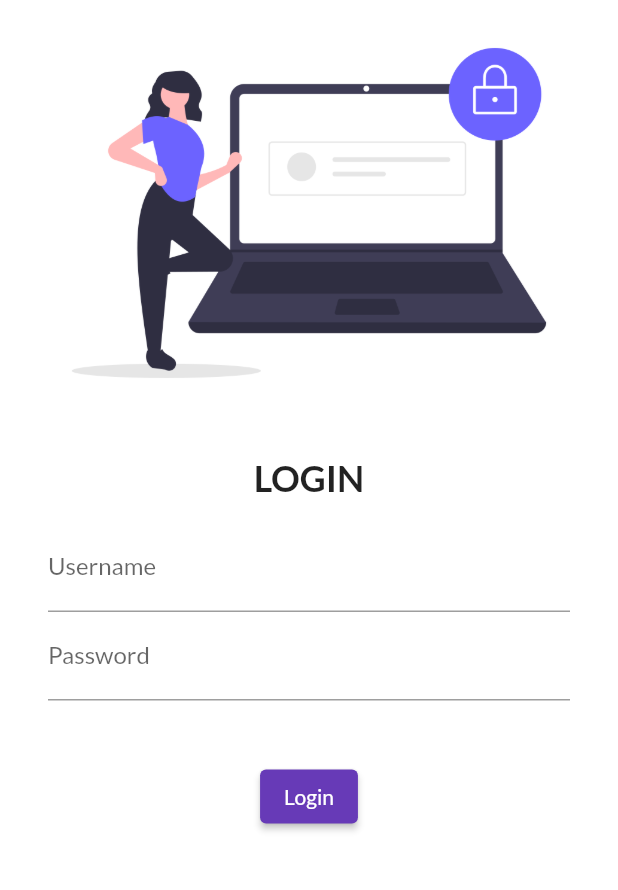
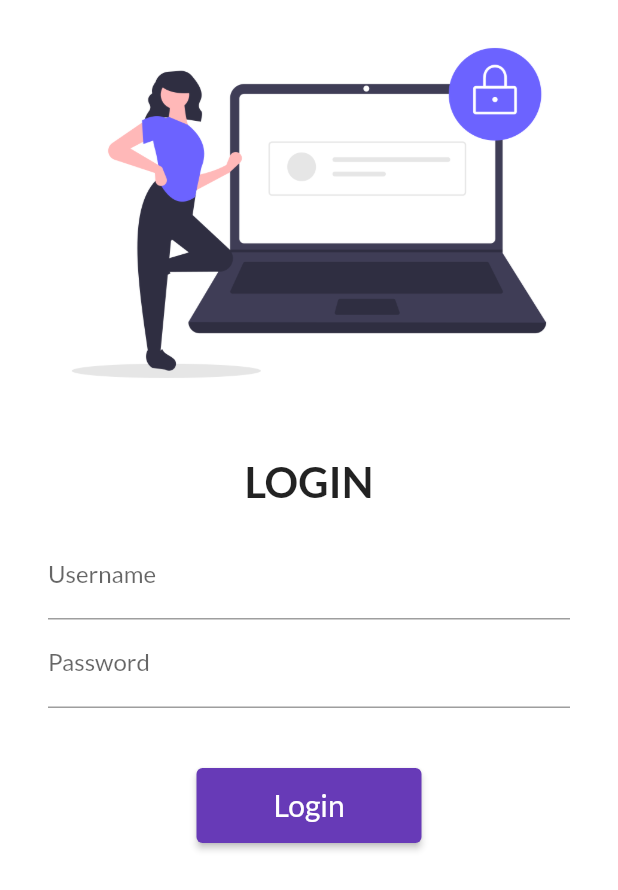
Before and after one commit to punityadav2512/30-Days-of-Flutter, a Flutter app: the screen it shows after launch, on a phone screen of 412 x 824 dp. Shown: the top 890 px of the screen. Run offline on Flutter 3.47's test engine with Material 2 defaults, Android fonts, the phone set to English and light mode, and no system bars; our stand-ins replace google_fonts.

Commit message:
day 5 completed

```diff
--- a/lib/main.dart
+++ b/lib/main.dart
@@ -1,6 +1,7 @@
 import 'package:flutter/material.dart';
 import 'package:flutter_catalog/pages/home_page.dart';
 import 'package:flutter_catalog/pages/login_page.dart';
+import 'package:flutter_catalog/utils/routes.dart';
 import 'package:google_fonts/google_fonts.dart';
 
 void main() {
@@ -26,8 +27,8 @@ class MyApp extends StatelessWidget {
       initialRoute: '/',
       routes: {
         "/": (context) => LoginPage(),
-        "/home": (context) => HomePage(),
-        "/login": (context) => LoginPage(),
+        MyRoutes.homeRoute: (context) => HomePage(),
+        MyRoutes.loginRoute: (context) => LoginPage(),
       },
     );
   }
--- a/lib/pages/login_page.dart
+++ b/lib/pages/login_page.dart
@@ -1,4 +1,5 @@
 import 'package:flutter/material.dart';
+import 'package:flutter_catalog/utils/routes.dart';
 
 class LoginPage extends StatelessWidget {
   const LoginPage({Key? key}) : super(key: key);
@@ -7,6 +8,7 @@ class LoginPage extends StatelessWidget {
   Widget build(BuildContext context) {
     return Material(
       color: Colors.white,
+      child: SingleChildScrollView(
         child: Column(
           children: [
             Image.asset(
@@ -19,7 +21,7 @@ class LoginPage extends StatelessWidget {
             Text(
               "LOGIN",
               style: TextStyle(
-              fontSize: 24,
+                fontSize: 28,
                 fontWeight: FontWeight.bold,
               ),
             ),
@@ -47,9 +49,16 @@ class LoginPage extends StatelessWidget {
                     height: 40,
                   ),
                   ElevatedButton(
-                  onPressed: () {},
-                  child: Text("Login"),
-                  style: TextButton.styleFrom(),
+                    onPressed: () {
+                      Navigator.pushNamed(context, MyRoutes.homeRoute);
+                    },
+                    child: Text(
+                      "Login",
+                      style: TextStyle(
+                        fontSize: 20,
+                      ),
+                    ),
+                    style: TextButton.styleFrom(minimumSize: Size(150, 50)),
                   ),
                 ],
               ),
@@ -59,6 +68,7 @@ class LoginPage extends StatelessWidget {
             ),
           ],
         ),
+      ),
     );
   }
 }
--- /dev/null
+++ b/lib/utils/routes.dart
@@ -0,0 +1,4 @@
+class MyRoutes {
+  static String loginRoute = "/login";
+  static String homeRoute = "/home";
+}
```
Also changed, not shown: 3 other files. Lines whose indentation alone changed are shown as unchanged.
